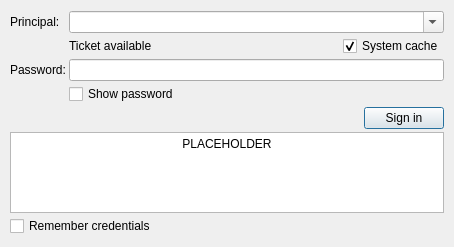
Old version of the form src/admc/ui/dialog/auth/krb_auth.ui in the repository altlinux/admc.
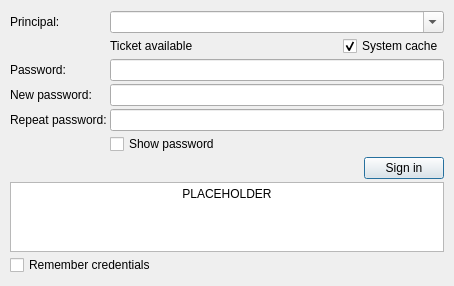
New version of the form.

Commit message: feat(admc/ui): allow users to change expired passwords

The edit to the form file:
```diff
--- a/src/admc/ui/dialog/auth/krb_auth.ui
+++ b/src/admc/ui/dialog/auth/krb_auth.ui
@@ -92,7 +92,41 @@
        </property>
       </widget>
      </item>
+     <item row="4" column="0">
+      <widget class="QLabel" name="password_new_label">
+       <property name="text">
+        <string>New password:</string>
+       </property>
+      </widget>
+     </item>
      <item row="4" column="1">
+      <widget class="QLineEdit" name="password_new_edit">
+       <property name="inputMask">
+        <string/>
+       </property>
+       <property name="echoMode">
+        <enum>QLineEdit::Password</enum>
+       </property>
+      </widget>
+     </item>
+     <item row="5" column="0">
+      <widget class="QLabel" name="password_confirm_label">
+       <property name="text">
+        <string>Repeat password:</string>
+       </property>
+      </widget>
+     </item>
+     <item row="5" column="1">
+      <widget class="QLineEdit" name="password_confirm_edit">
+       <property name="inputMask">
+        <string/>
+       </property>
+       <property name="echoMode">
+        <enum>QLineEdit::Password</enum>
+       </property>
+      </widget>
+     </item>
+     <item row="6" column="1">
       <widget class="QCheckBox" name="show_passwd_checkbox">
        <property name="text">
         <string>Show password</string>
```
The commit also changes 6 other files.
